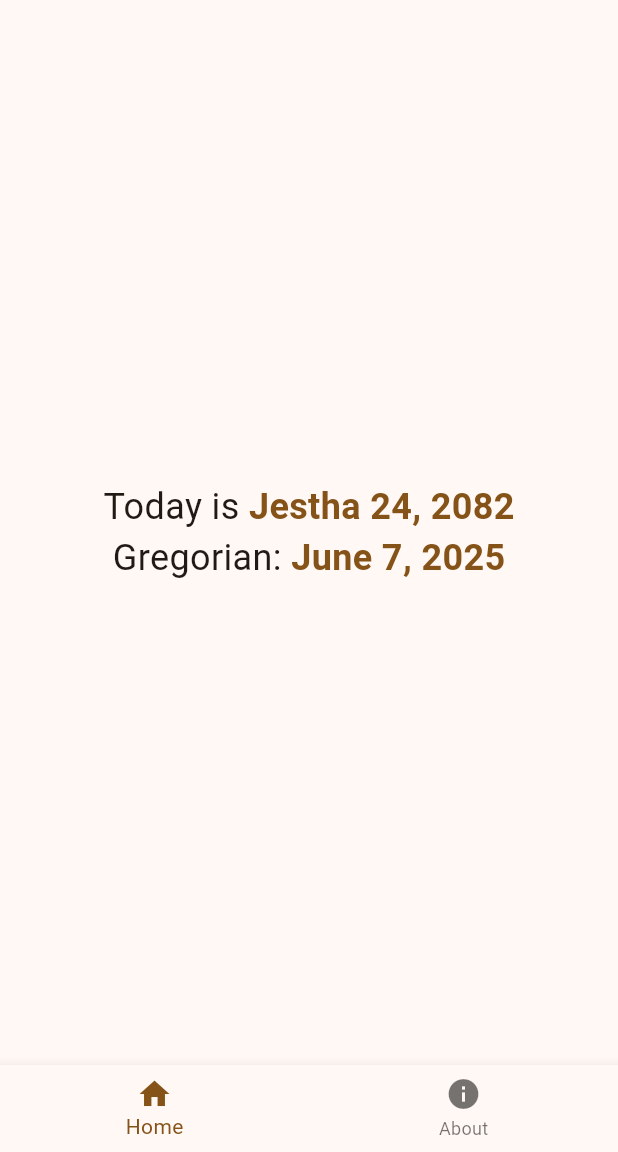
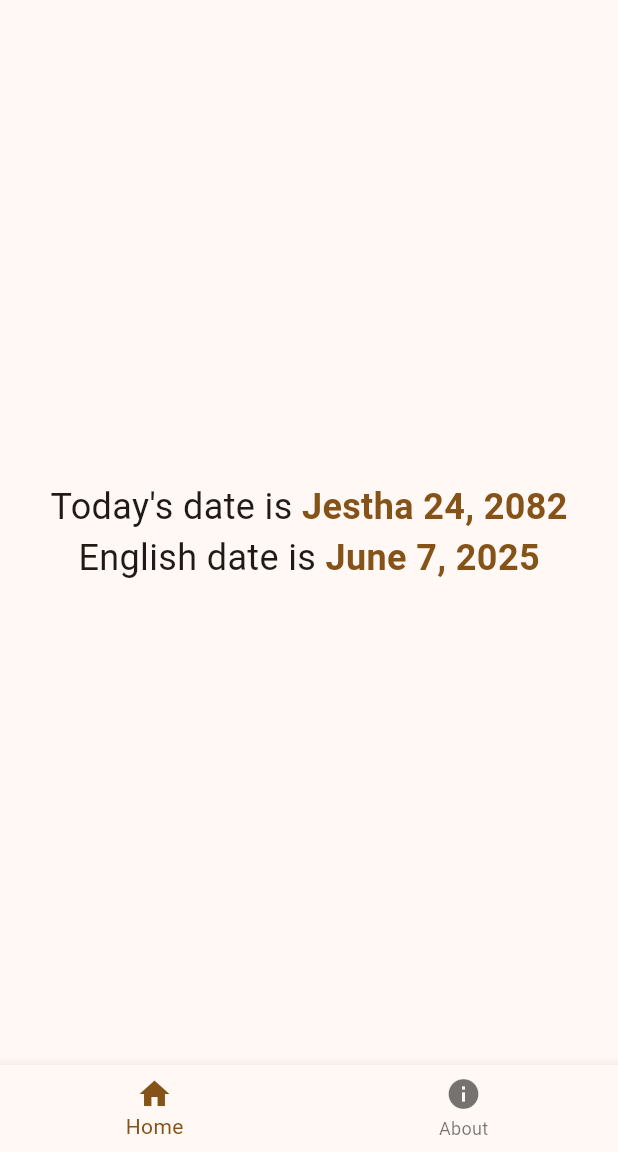
Before and after one commit to pes18fan/katigatey, a Flutter app: the screen it shows after launch, on a phone screen of 412 x 824 dp, the part 84-1236 px from its top. Run offline on Flutter 3.47's test engine with Material 3 defaults, Android fonts, the phone set to English and light mode, and no system bars; our stand-ins replace package_info_plus.

Commit message:
chore: use simpler language and fix version

```diff
--- a/lib/pages/view.dart
+++ b/lib/pages/view.dart
@@ -25,11 +25,11 @@ class _DateViewState extends State<DateView> {
     return Center(
         child: Column(mainAxisAlignment: MainAxisAlignment.center, children: [
       Row(mainAxisAlignment: MainAxisAlignment.center, children: [
-        Text("Today is ", style: textStyle),
+        Text("Today's date is ", style: textStyle),
         Text(today.toString(), style: dateStyle)
       ]),
       Row(mainAxisAlignment: MainAxisAlignment.center, children: [
-        Text("Gregorian: ", style: textStyle),
+        Text("English date is ", style: textStyle),
         Text(formattedGregorian, style: dateStyle)
       ]),
     ]));
--- a/pubspec.yaml
+++ b/pubspec.yaml
@@ -2,7 +2,7 @@ name: katigatey
 description: "Exceedingly simple Nepali date viewer"
 publish_to: "none" # Remove this line if you wish to publish to pub.dev
 
-version: 0.0.1
+version: 0.0.4
 
 environment:
   sdk: ^3.6.1
```
